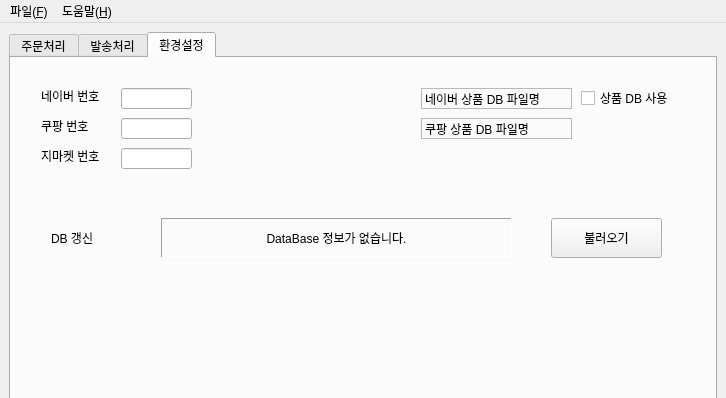
Before: the Qt Designer form ui/main_window.ui in Peanut0711/easy-fulfill, drawn with Qt 5; both pictures show x 0 to 726 and y 0 to 398 of the 726 by 674 pixel window.
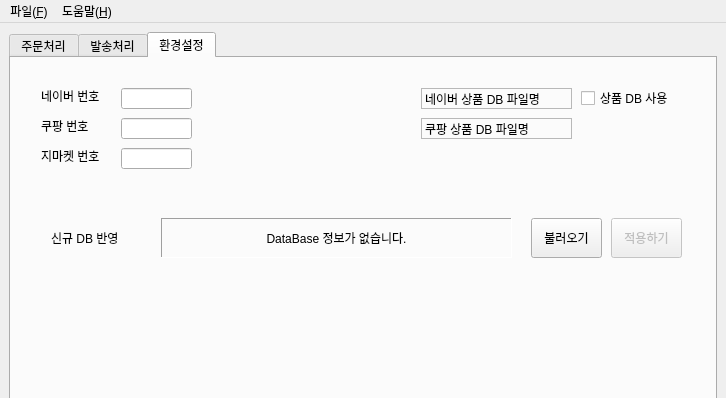
After: the same form once the commit is applied. The open tabs and pages were chosen to show the change.

Commit message: 네이버 DB 갱신 작업 완료

What changed in the file:
```diff
--- a/ui/main_window.ui
+++ b/ui/main_window.ui
@@ -393,9 +393,9 @@
        <widget class="QPushButton" name="pushButton_load_database">
         <property name="geometry">
          <rect>
-          <x>540</x>
+          <x>520</x>
           <y>160</y>
-          <width>111</width>
+          <width>71</width>
           <height>40</height>
          </rect>
         </property>
@@ -408,12 +408,28 @@
          <rect>
           <x>40</x>
           <y>160</y>
-          <width>61</width>
+          <width>81</width>
           <height>40</height>
          </rect>
         </property>
         <property name="text">
-         <string>DB 갱신</string>
+         <string>신규 DB 반영</string>
+        </property>
+       </widget>
+       <widget class="QPushButton" name="pushButton_database_apply">
+        <property name="enabled">
+         <bool>false</bool>
+        </property>
+        <property name="geometry">
+         <rect>
+          <x>600</x>
+          <y>160</y>
+          <width>71</width>
+          <height>40</height>
+         </rect>
+        </property>
+        <property name="text">
+         <string>적용하기</string>
         </property>
        </widget>
       </widget>
```
Left out of the diff: 4 changed lines with no effect on the pictures. The commit also changes 2 other files.
